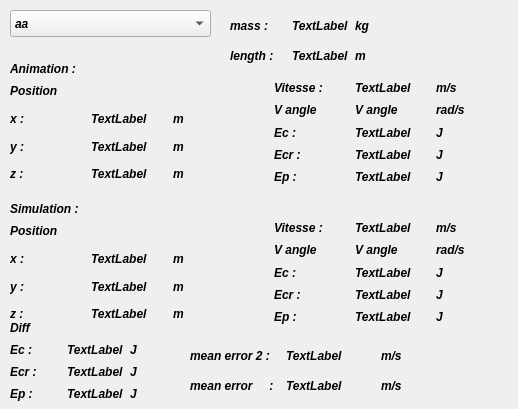
LuJu/ProjetMTR, file projet/physics/Debugging.ui: the form before one commit.
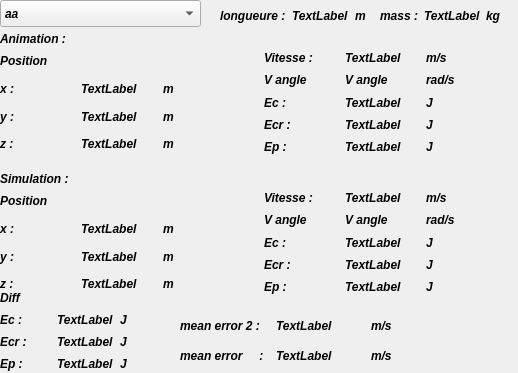
The form after the commit.

The edit to the form file:
```diff
--- a/projet/physics/Debugging.ui
+++ b/projet/physics/Debugging.ui
@@ -7,7 +7,7 @@
     <x>0</x>
     <y>0</y>
     <width>518</width>
-    <height>409</height>
+    <height>373</height>
    </rect>
   </property>
   <property name="windowTitle">
@@ -47,8 +47,8 @@
   <widget class="QComboBox" name="part_list">
    <property name="geometry">
     <rect>
-     <x>10</x>
-     <y>10</y>
+     <x>0</x>
+     <y>0</y>
      <width>201</width>
      <height>27</height>
     </rect>
@@ -75,8 +75,8 @@
   <widget class="QWidget" name="horizontalLayoutWidget">
    <property name="geometry">
     <rect>
-     <x>10</x>
-     <y>80</y>
+     <x>0</x>
+     <y>50</y>
      <width>501</width>
      <height>105</height>
     </rect>
@@ -553,8 +553,8 @@
   <widget class="QLabel" name="animation_label">
    <property name="geometry">
     <rect>
-     <x>10</x>
-     <y>60</y>
+     <x>0</x>
+     <y>30</y>
      <width>91</width>
      <height>17</height>
     </rect>
@@ -574,8 +574,8 @@
   <widget class="QWidget" name="horizontalLayoutWidget_4">
    <property name="geometry">
     <rect>
-     <x>10</x>
-     <y>220</y>
+     <x>0</x>
+     <y>190</y>
      <width>501</width>
      <height>105</height>
     </rect>
@@ -1052,8 +1052,8 @@
   <widget class="QLabel" name="simulation_label">
    <property name="geometry">
     <rect>
-     <x>10</x>
-     <y>200</y>
+     <x>0</x>
+     <y>170</y>
      <width>91</width>
      <height>17</height>
     </rect>
@@ -1073,9 +1073,9 @@
   <widget class="QWidget" name="horizontalLayoutWidget_2">
    <property name="geometry">
     <rect>
-     <x>230</x>
-     <y>10</y>
-     <width>181</width>
+     <x>380</x>
+     <y>0</y>
+     <width>121</width>
      <height>31</height>
     </rect>
    </property>
@@ -1138,8 +1138,8 @@
   <widget class="QWidget" name="horizontalLayoutWidget_3">
    <property name="geometry">
     <rect>
-     <x>190</x>
-     <y>370</y>
+     <x>180</x>
+     <y>340</y>
      <width>281</width>
      <height>31</height>
     </rect>
@@ -1203,8 +1203,8 @@
   <widget class="QWidget" name="horizontalLayoutWidget_5">
    <property name="geometry">
     <rect>
-     <x>190</x>
-     <y>340</y>
+     <x>180</x>
+     <y>310</y>
      <width>281</width>
      <height>31</height>
     </rect>
@@ -1268,8 +1268,8 @@
   <widget class="QWidget" name="layoutWidget">
    <property name="geometry">
     <rect>
-     <x>10</x>
-     <y>320</y>
+     <x>0</x>
+     <y>290</y>
      <width>170</width>
      <height>82</height>
     </rect>
@@ -1480,9 +1480,9 @@
   <widget class="QWidget" name="horizontalLayoutWidget_6">
    <property name="geometry">
     <rect>
-     <x>230</x>
-     <y>40</y>
-     <width>181</width>
+     <x>220</x>
+     <y>0</y>
+     <width>151</width>
      <height>31</height>
     </rect>
    </property>
@@ -1506,7 +1506,7 @@
        </font>
       </property>
       <property name="text">
-       <string>length :</string>
+       <string>longueure :</string>
       </property>
      </widget>
     </item>
```
Left out of the diff: 4 changed lines with no effect on the pictures.
